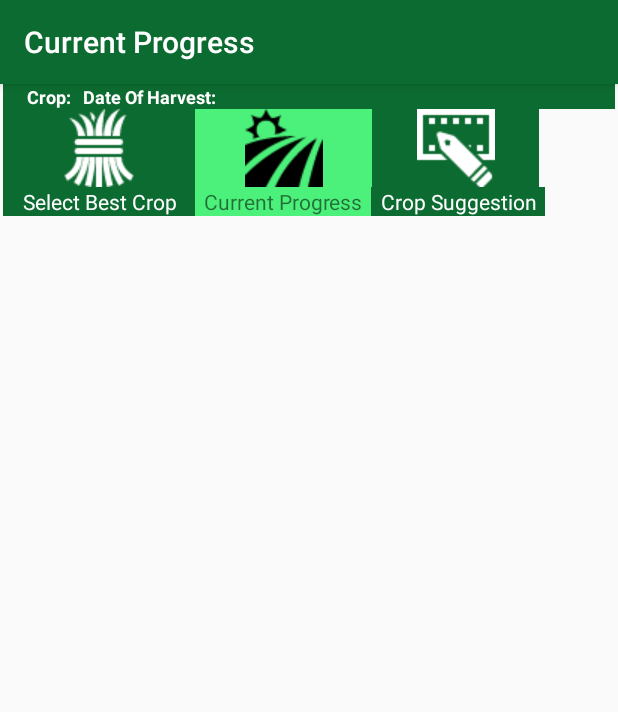
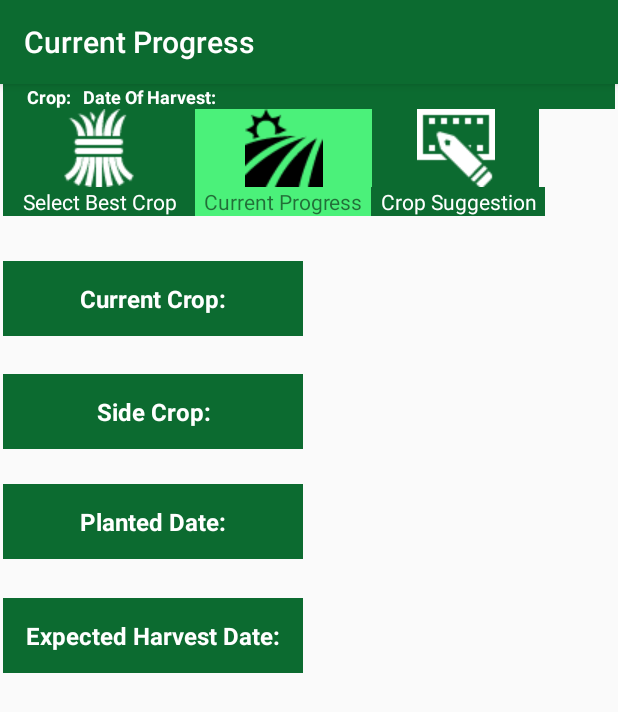
Before and after one commit to SAGARACH65/AHS3, an Android app: the Addition2 screen opened directly, with no data from a screen before it, on a phone screen of 412 x 824 dp. Shown: the top 712 px of the screen. Run offline under Robolectric (Android 15) with nearby library versions, the phone set to English and light mode, and no system bars; 5 statements that could not run were skipped.

Commit message:
Some further laouts added

```diff
--- a/app/src/main/java/com/example/sagar/ahs/Addition2.java
+++ b/app/src/main/java/com/example/sagar/ahs/Addition2.java
@@ -1,6 +1,9 @@
 package com.example.sagar.ahs;
 
 import android.content.Intent;
+import android.database.Cursor;
+import android.database.sqlite.SQLiteDatabase;
+import android.database.sqlite.SQLiteOpenHelper;
 import android.support.v7.app.AppCompatActivity;
 import android.os.Bundle;
 import android.view.View;
@@ -12,6 +15,12 @@ public class Addition2 extends AppCompatActivity {
     private String M_unit;
     private String harvest_day;
     private String Crop_grown;
+
+    private String cg;
+    private String sc;
+    private String gd;
+    private String gde;
+    private String name1;
     public void movetothird(View view)
     {
 
@@ -73,5 +82,72 @@ public class Addition2 extends AppCompatActivity {
         tv4.setText(Crop_grown);
         TextView tv5=(TextView) findViewById(R.id.tv122);
         tv5.setText(harvest_day);
+
+        SQLiteOpenHelper AgroDatabase = new AgroDatabase(this);
+        SQLiteDatabase db = AgroDatabase.getReadableDatabase();
+        Cursor cursor1 = db.query("fieldinfo",
+                new String[]{"_id","FieldName", "CropGrown","SideCrop", "Growth_Start_Date","Growth_End_Date"},
+                null,
+                null, null, null, null
+        );
+
+        if(cursor1.moveToFirst()){
+            do{
+                     name1=cursor1.getString(1);
+                 cg=cursor1.getString(2);
+                sc=cursor1.getString(3);
+                gd=cursor1.getString(4);
+               gde =cursor1.getString(5);
+
+                if(name1.equals(name)){
+                    break;
+
+                }
+                cursor1.moveToNext();
+            }while(!cursor1.isAfterLast());
+
+        }
+        TextView tv6=(TextView) findViewById(R.id.textView42);
+        TextView tv7=(TextView) findViewById(R.id.textView43);
+        TextView tv8=(TextView) findViewById(R.id.textView44);
+        TextView tv9=(TextView) findViewById(R.id.textView45);
+
+        TextView tv10=(TextView) findViewById(R.id.textView38);
+        TextView tv11=(TextView) findViewById(R.id.textView39);
+        TextView tv12=(TextView) findViewById(R.id.textView40);
+        TextView tv13=(TextView) findViewById(R.id.textView41);
+        TextView tv14=(TextView) findViewById(R.id.textView37);
+        if("NA".equals(name1)){
+
+            tv6.setVisibility(View.INVISIBLE);
+            tv7.setVisibility(View.INVISIBLE);
+            tv8.setVisibility(View.INVISIBLE);
+            tv9.setVisibility(View.INVISIBLE);
+            tv10.setVisibility(View.INVISIBLE);
+            tv11.setVisibility(View.INVISIBLE);
+            tv12.setVisibility(View.INVISIBLE);
+            tv13.setVisibility(View.INVISIBLE);
+            tv14.setVisibility(View.VISIBLE);
+        }
+        else{ tv6.setText(cg);
+            tv7.setText(sc);
+            tv8.setText(gd);
+            tv9.setText(gde);
+
+            tv6.setVisibility(View.VISIBLE);
+            tv7.setVisibility(View.VISIBLE);
+            tv8.setVisibility(View.VISIBLE);
+            tv9.setVisibility(View.VISIBLE);
+            tv10.setVisibility(View.VISIBLE);
+            tv11.setVisibility(View.VISIBLE);
+            tv12.setVisibility(View.VISIBLE);
+            tv13.setVisibility(View.VISIBLE);
+            tv14.setVisibility(View.INVISIBLE);
+        }
+
+
+
+
+
     }
 }
--- a/app/src/main/java/com/example/sagar/ahs/AgroDatabase.java
+++ b/app/src/main/java/com/example/sagar/ahs/AgroDatabase.java
@@ -73,6 +73,7 @@ public class AgroDatabase extends SQLiteOpenHelper {
                 + "Measure_Unit TEXT,"
                 + "CropGrown TEXT,"
                 + "SideCrop TEXT,"
+
                 +"Growth_Start_Date TEXT,"
                 +"Growth_End_Date TEXT);");
         /*insert_Data(db,"Rice",35,20,80,60,(float)6.5,(float)5.0,1400,150,6);
--- a/app/src/main/java/com/example/sagar/ahs/showuserinfo.java
+++ b/app/src/main/java/com/example/sagar/ahs/showuserinfo.java
@@ -1,10 +1,16 @@
 package com.example.sagar.ahs;
 
+import android.content.Intent;
 import android.database.Cursor;
 import android.database.sqlite.SQLiteDatabase;
 import android.database.sqlite.SQLiteOpenHelper;
 import android.support.v7.app.AppCompatActivity;
 import android.os.Bundle;
+import android.view.View;
+import android.widget.AdapterView;
+import android.widget.CursorAdapter;
+import android.widget.ListView;
+import android.widget.SimpleCursorAdapter;
 import android.widget.TextView;
 import android.widget.Toast;
 
@@ -15,7 +21,6 @@ public class showuserinfo extends AppCompatActivity {
         super.onCreate(savedInstanceState);
         setContentView(R.layout.activity_showuserinfo);
 
-            try {
                 //accesing the database for information
                 SQLiteOpenHelper AgroDatabase = new AgroDatabase(this);
                 SQLiteDatabase db = AgroDatabase.getReadableDatabase();
@@ -38,12 +43,29 @@ public class showuserinfo extends AppCompatActivity {
                     nof.setText(nofd);
                 }
                 cursor.close();
-                db.close();
-            }catch (Exception e)
-            {
-              //  Toast toast=Toasto.makeText("Database Unavailable",Toast.LENGTH_LONG);
-                //        toast.show();
-            }
+                ListView m_listview = (ListView) findViewById(R.id.list_view);
+                final Cursor cursor1 = db.query("fieldinfo",
+                        new String[]{"_id", "Area","Measure_Unit","CropGrown"},
+                        null,
+                        null, null, null, null
+                );
+
+                CursorAdapter listAdapter = new SimpleCursorAdapter(this,
+                        android.R.layout.simple_list_item_2,
+                        cursor1,
+                        new String[]{"CropGrown"},
+                        new int[]{android.R.id.text1}, 0);
+
+                m_listview.setAdapter(listAdapter);
+                m_listview.setOnItemClickListener(new AdapterView.OnItemClickListener() {
+
+                    @Override
+                    public void onItemClick(AdapterView<?> parent, View view, int position,
+                                            long id) {
+
+
+                    }});
+
 
     }
 }
--- a/app/src/main/res/layout/activity_addition2.xml
+++ b/app/src/main/res/layout/activity_addition2.xml
@@ -177,4 +177,125 @@
             />
     </LinearLayout>
 
+    <RelativeLayout
+        android:layout_width="match_parent"
+        android:layout_height="match_parent"
+        android:paddingTop="30dp">
+
+
+        <TextView
+            android:text="@string/Current_Crop"
+            android:background="@color/colorPrimary"
+            android:id="@+id/textView40"
+            android:textStyle="bold"
+            android:layout_width="200dp"
+            android:layout_height="50dp"
+
+            android:textSize="16sp"
+            android:textColor="#ffff"
+            android:layout_alignParentStart="true"
+            android:layout_alignParentTop="true"
+            android:gravity="center"/>
+
+        <TextView
+
+            android:textStyle="bold"
+            android:layout_width="200dp"
+            android:layout_height="50dp"
+            android:gravity="center"
+            android:textSize="16sp"
+            android:id="@+id/textView42"
+            android:layout_alignParentTop="true"
+            android:layout_toEndOf="@+id/textView40" />
+
+        <TextView
+
+            android:textStyle="bold"
+            android:layout_width="200dp"
+            android:layout_height="50dp"
+            android:gravity="center"
+            android:textSize="16sp"
+            android:layout_alignTop="@+id/textView38"
+            android:layout_toEndOf="@+id/textView38"
+            android:id="@+id/textView43" />
+
+        <TextView
+
+            android:textStyle="bold"
+            android:layout_width="200dp"
+            android:layout_height="50dp"
+            android:gravity="center"
+            android:textSize="16sp"
+            android:id="@+id/textView44"
+            android:layout_alignTop="@+id/textView39"
+            android:layout_toEndOf="@+id/textView39" />
+
+        <TextView
+
+            android:textStyle="bold"
+            android:layout_width="200dp"
+            android:layout_height="50dp"
+            android:gravity="center"
+            android:textSize="16sp"
+            android:layout_alignTop="@+id/textView41"
+            android:layout_toEndOf="@+id/textView41"
+            android:id="@+id/textView45" />
+
+        <TextView
+            android:text="@string/SideCrop"
+            android:layout_width="200dp"
+            android:layout_height="50dp"
+            android:id="@+id/textView38"
+            android:textStyle="bold"
+            android:background="@color/colorPrimary"
+            android:textSize="16sp"
+            android:textColor="#ffff"
+            android:gravity="center"
+            android:layout_below="@+id/textView40"
+            android:layout_alignParentStart="true"
+            android:layout_marginTop="25dp" />
+
+        <TextView
+            android:text="@string/PlantedDate"
+            android:layout_width="200dp"
+            android:layout_height="50dp"
+            android:id="@+id/textView39"
+            android:textStyle="bold"
+            android:background="@color/colorPrimary"
+            android:textSize="16sp"
+            android:textColor="#ffff"
+            android:gravity="center"
+            android:layout_below="@+id/textView43"
+            android:layout_alignParentStart="true"
+            android:layout_marginTop="23dp" />
+
+        <TextView
+            android:text="@string/Expected_Harvest_Date"
+            android:layout_width="200dp"
+            android:layout_height="50dp"
+            android:id="@+id/textView41"
+            android:textStyle="bold"
+            android:background="@color/colorPrimary"
+            android:textSize="16sp"
+            android:textColor="#ffff"
+            android:layout_marginTop="26dp"
+            android:gravity="center"
+            android:layout_below="@+id/textView44"
+            android:layout_alignParentStart="true" />
+
+        <TextView
+            android:text="@string/Error_Message"
+            android:gravity="center"
+            android:layout_height="wrap_content"
+            android:layout_width="match_parent"
+            android:id="@+id/textView37"
+            android:layout_below="@+id/textView43"
+            android:layout_alignParentStart="true"
+            android:textStyle="italic"
+            android:background="@color/colorPrimary"
+            android:textSize="15sp"
+            android:textColor="#ffff"/>
+    </RelativeLayout>
+
+
 </LinearLayout>
--- a/app/src/main/res/layout/activity_showuserinfo.xml
+++ b/app/src/main/res/layout/activity_showuserinfo.xml
@@ -92,4 +92,12 @@
         android:textStyle="bold"
         android:gravity="center"/>
 
+    <ListView
+        android:layout_width="match_parent"
+        android:layout_height="match_parent"
+        android:layout_weight="0.36"
+        android:divider="@color/colorPrimary"
+        android:dividerHeight="1dp"
+        android:id="@+id/list_view"/>
+
 </LinearLayout>
--- a/app/src/main/res/values/strings.xml
+++ b/app/src/main/res/values/strings.xml
@@ -1,8 +1,13 @@
 <resources>
     <string name="userinfo">Please Enter Your Information</string>
     <string name="username">Name</string>
+    <string name="Error_Message">Please Select a Crop First</string>
     <string name="ahs">Annual Harvest Suggestor</string>
     <string name="app_name">AHS</string>
+    <string name="Current_Crop">Current Crop:</string>
+    <string name="SideCrop">Side Crop:</string>
+    <string name="PlantedDate">Planted Date:</string>
+    <string name="Expected_Harvest_Date">Expected Harvest Date:</string>
     <string name="main_page">Main Page</string>
     <string name="button_info_field">Add New Field</string>
     <string name="button_info_UI">User Info</string>
```
